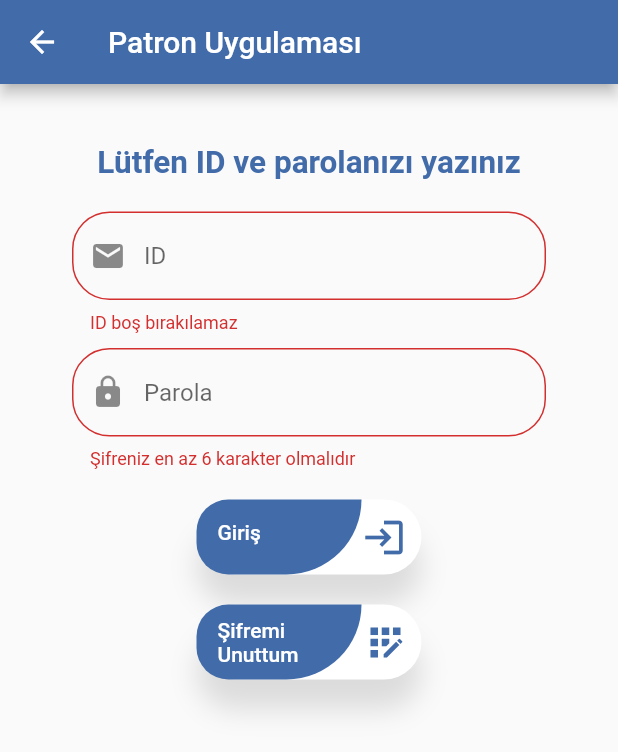
After one commit to Argedik/TTUM, a Flutter app: the LoginWithId screen opened directly, after a tap on "Giriş", on a phone screen of 412 x 824 dp. The commit adds this screen. Shown: the top 752 px of the screen. Run offline on Flutter 3.47's test engine with Material 2 defaults, Android fonts, the phone set to English and light mode, and no system bars; our stand-ins replace cloud_firestore, email_validator, firebase_auth, firebase_core, get, google_sign_in; missing offline and left inert: qr_code_scanner; accounts and stored records are empty.

Commit message:
11. gün
ayrı ayrı giriş sayfaları ve tasasrım araştırması

```diff
--- a/lib/Models/sales.dart
+++ b/lib/Models/sales.dart
@@ -1,6 +1,4 @@
 import 'package:cloud_firestore/cloud_firestore.dart';
-
-// import 'borrow_info_model.dart';
 
 class Sales {
   /*final String id;*/
@@ -24,11 +22,9 @@ class Sales {
         required this.ticari_unvan,
         required this.yetkilisi});
 
-  // final List<BorrowInfo> borrows;
 
   /// objeden map oluşturan
   Map<String, dynamic> toMap() {
-    ///List<BookInfo> ---> List<Map>
 
     return {
       /*"id":id,*/
--- a/lib/Views/1_LoginPage/login.dart
+++ b/lib/Views/1_LoginPage/login.dart
@@ -35,8 +35,8 @@ class _LoginState extends State<Login> {
       setState(() {
         _isLoading = true;
       });
-      final user =
-          await Provider.of<Auth>(context, listen: false).signInAnonymously();
+      // final user =
+      //     await Provider.of<Auth>(context, listen: false).signInAnonymously();
       setState(() {
         _isLoading = false;
         Get.off(const Ttum());
--- /dev/null
+++ b/lib/Views/1_LoginPage/login_id.dart
@@ -0,0 +1,268 @@
+import 'package:flutter/material.dart';
+import 'package:get/get.dart';
+import 'package:provider/provider.dart';
+import 'package:ttum/Core/colors.dart';
+import 'package:ttum/Dao/auth.dart';
+import 'package:ttum/Views/2_1_HomePage/ttum_homepage.dart';
+
+class LoginWithId extends StatefulWidget {
+  const LoginWithId({Key? key}) : super(key: key);
+
+  @override
+  _LoginWithIdState createState() => _LoginWithIdState();
+}
+
+class _LoginWithIdState extends State<LoginWithId> {
+  final _idpassword = GlobalKey<FormState>();
+  final TextEditingController _emailController = TextEditingController();
+  final TextEditingController _passwordController = TextEditingController();
+
+  @override
+  Widget build(BuildContext context) {
+    return Scaffold(
+      appBar: AppBar(
+        backgroundColor: ttum,
+        title: const Text("Patron Uygulaması"),
+      ),
+      body: SingleChildScrollView(
+        child: Column(
+          children: [
+            Padding(
+              padding: const EdgeInsets.only(top: 20.0),
+              child: Form(
+                key: _idpassword,
+                child: Column(
+                  mainAxisAlignment: MainAxisAlignment.center,
+                  children: [
+                    const SizedBox(height: 20.0),
+                    const Text(
+                      "Lütfen ID ve parolanızı yazınız",
+                      style: TextStyle(fontSize: 21,color: ttum,fontWeight: FontWeight.bold),
+                    ),
+                    const SizedBox(height: 20.0),
+                    Padding(
+                      padding: const EdgeInsets.symmetric(horizontal: 48.0),
+                      child: TextFormField(
+                        controller: _emailController,
+                        validator: (value) {
+                          if (value!.isEmpty) {
+                            return "ID boş bırakılamaz";
+                          }else {
+                            return null;
+                          }
+                        },
+                        style: const TextStyle(color: Colors.black87),
+                        keyboardType: TextInputType.emailAddress,
+                        decoration: InputDecoration(
+                          prefixIcon: const Icon(Icons.mail),
+                          hintText: "ID",
+                          enabledBorder: OutlineInputBorder(
+                            borderRadius: BorderRadius.circular(25.0),
+                            borderSide: const BorderSide(
+                              color: Colors.black26,
+                              width: 2.0,
+                            ),
+                          ),
+                          border: OutlineInputBorder(
+                            borderRadius: BorderRadius.circular(25.0),
+                          ),
+                        ),
+                      ),
+                    ),
+                    const SizedBox(height: 10.0),
+                    Padding(
+                      padding: const EdgeInsets.symmetric(horizontal: 48.0),
+                      child: TextFormField(
+                        controller: _passwordController,
+                        validator: (val) {
+                          if (val!.length < 6) {
+                            return "Şifreniz en az 6 karakter olmalıdır";
+                          } else {
+                            return null;
+                          }
+                        },
+                        style: const TextStyle(color: Colors.black87),
+                        obscureText: true,
+                        keyboardType: TextInputType.emailAddress,
+                        decoration: InputDecoration(
+                          prefixIcon: const Icon(Icons.lock),
+                          hintText: "Parola",
+                          enabledBorder: OutlineInputBorder(
+                            borderRadius: BorderRadius.circular(25.0),
+                            borderSide: const BorderSide(
+                              color: Colors.black26,
+                              width: 2.0,
+                            ),
+                          ),
+                          border: OutlineInputBorder(
+                            borderRadius: BorderRadius.circular(25.0),
+                          ),
+                        ),
+                      ),
+                    ),
+                    const SizedBox(height: 20.0),
+                    InkWell(
+                      onTap: () async {
+                        if (_idpassword.currentState!.validate()) {
+                          final user =
+                              await Provider.of<Auth>(context, listen: false)
+                                  .signInWithEmailAndPassword(
+                                      _emailController.text,
+                                      _passwordController.text);
+                          Get.off(const Ttum());
+                          if (user != null && !user.emailVerified) {
+                            await _showMyDialog();
+                            await Provider.of<Auth>(context, listen: false)
+                                .signOut();
+                          }
+                        }
+                      },
+                      child: Container(
+                        width: 150.0,
+                        decoration: BoxDecoration(
+                          boxShadow: const [
+                            BoxShadow(
+                              offset: Offset(0.0, 20.0),
+                              blurRadius: 15.0,
+                              color: Colors.black12,
+                            )
+                          ],
+                          color: Colors.white,
+                          borderRadius: BorderRadius.circular(25.0),
+                        ),
+                        child: Row(
+                          children: [
+                            Container(
+                              height: 50.0,
+                              width: 110.0,
+                              padding: const EdgeInsets.symmetric(
+                                  vertical: 14.0, horizontal: 14.0),
+                              child: Text(
+                                "Giriş",
+                                style: Theme.of(context)
+                                    .textTheme
+                                    .button!
+                                    .apply(color: Colors.white),
+                              ),
+                              decoration: const BoxDecoration(
+                                color: ttum,
+                                borderRadius: BorderRadius.only(
+                                  bottomLeft: Radius.circular(85.0),
+                                  topLeft: Radius.circular(85.0),
+                                  bottomRight: Radius.circular(200.0),
+                                ),
+                              ),
+                            ),
+                            const Icon(
+                              Icons.login,
+                              size: 30.0,
+                              color: ttum,
+                            )
+                          ],
+                        ),
+                      ),
+                    ),
+                    const SizedBox(height: 20.0),
+                    InkWell(
+                      onTap: () async {
+                        if (_idpassword.currentState!.validate()) {
+                          final user =
+                              await Provider.of<Auth>(context, listen: false)
+                                  .signInWithEmailAndPassword(
+                                      _emailController.text,
+                                      _passwordController.text);
+                          Get.off(const Ttum());
+                          if (user != null && !user.emailVerified) {
+                            await _showMyDialog();
+                            await Provider.of<Auth>(context, listen: false)
+                                .signOut();
+                          }
+                        }
+                      },
+                      child: Container(
+                        width: 150.0,
+                        decoration: BoxDecoration(
+                          boxShadow: const [
+                            BoxShadow(
+                              offset: Offset(0.0, 20.0),
+                              blurRadius: 15.0,
+                              color: Colors.black12,
+                            )
+                          ],
+                          color: Colors.white,
+                          borderRadius: BorderRadius.circular(25.0),
+                        ),
+                        child: Row(
+                          children: [
+                            Container(
+                              height: 50.0,
+                              width: 110.0,
+                              padding: const EdgeInsets.symmetric(
+                                  vertical: 9.0, horizontal: 14.0),
+                              child: Text(
+                                "Şifremi Unuttum",
+                                style: Theme.of(context)
+                                    .textTheme
+                                    .button!
+                                    .apply(color: Colors.white),
+                              ),
+                              decoration: const BoxDecoration(
+                                color: ttum,
+                                borderRadius: BorderRadius.only(
+                                  bottomLeft: Radius.circular(85.0),
+                                  topLeft: Radius.circular(85.0),
+                                  bottomRight: Radius.circular(200.0),
+                                ),
+                              ),
+                            ),
+                            const Padding(
+                              padding: EdgeInsets.only(left: 1.0),
+                              child: Icon(
+                                IconData(57484, fontFamily: 'MaterialIcons'),
+                                size: 30.0,
+                                color: ttum,
+                              ),
+                            )
+                          ],
+                        ),
+                      ),
+                    ),
+                  ],
+                ),
+              ),
+            ),
+          ],
+        ),
+      ),
+    );
+  }
+
+  Future<void> _showMyDialog() async {
+    return showDialog<void>(
+      context: context,
+      barrierDismissible: false, // user must tap button!
+      builder: (BuildContext context) {
+        return AlertDialog(
+          title: const Text('Onay gerekiyor'),
+          content: SingleChildScrollView(
+            child: ListBody(
+              children: const <Widget>[
+                Text('Lütfen mailinizi kontrol ediniz.'),
+                Text('Onay linkini tıklayıp tekrar giriş yapmalısınız.'),
+              ],
+            ),
+          ),
+          actions: <Widget>[
+            TextButton(
+              child: const Text('Anladım'),
+              onPressed: () {
+                // Navigator.of(context).pop();
+                Get.back();
+              },
+            ),
+          ],
+        );
+      },
+    );
+  }
+}
```
Also changed, not shown: lib/Services/database.dart (+5 -3 lines), lib/Views/1_LoginPage/login_anonim.dart (added, +84 -0 lines), lib/Views/1_LoginPage/login_email.dart (added, +267 -0 lines), lib/Views/1_LoginPage/uygulamalar.dart (+3 -4 lines), lib/Views/2_1_HomePage/ttum_homepage.dart (+13 -4 lines), lib/Views/4_SalesManagement/sales_amount.dart (+30 -35 lines), lib/Views/Settings/settings.dart (added, +21 -0 lines), lib/Core/colors.dart (line endings or trailing spaces).
